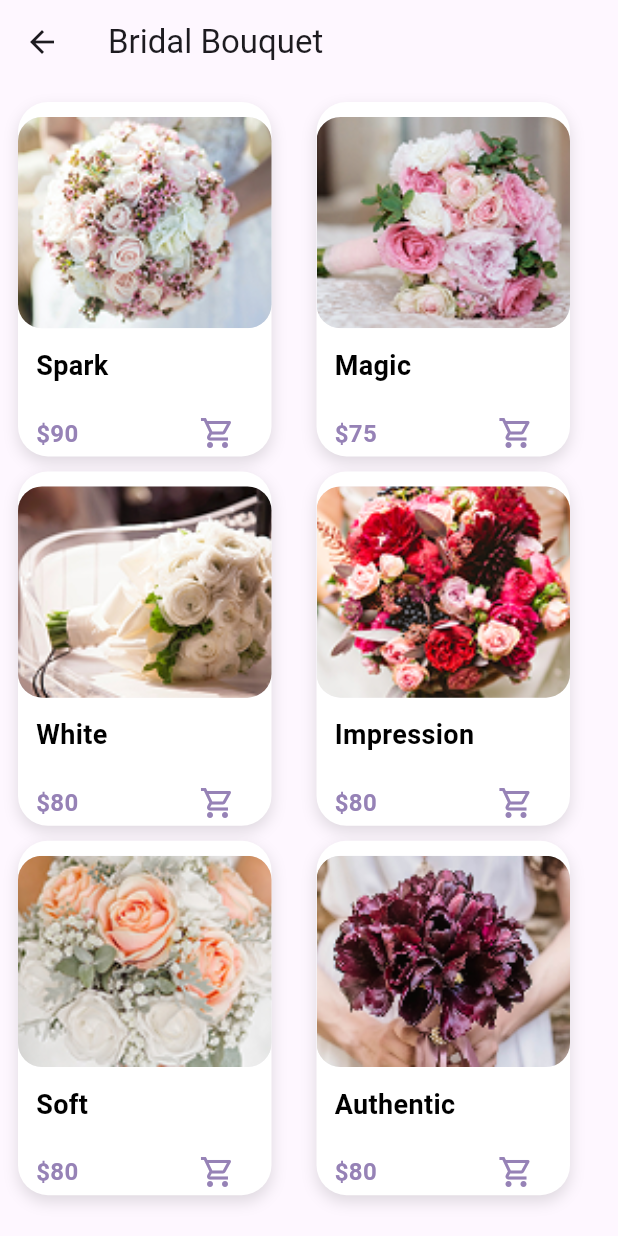
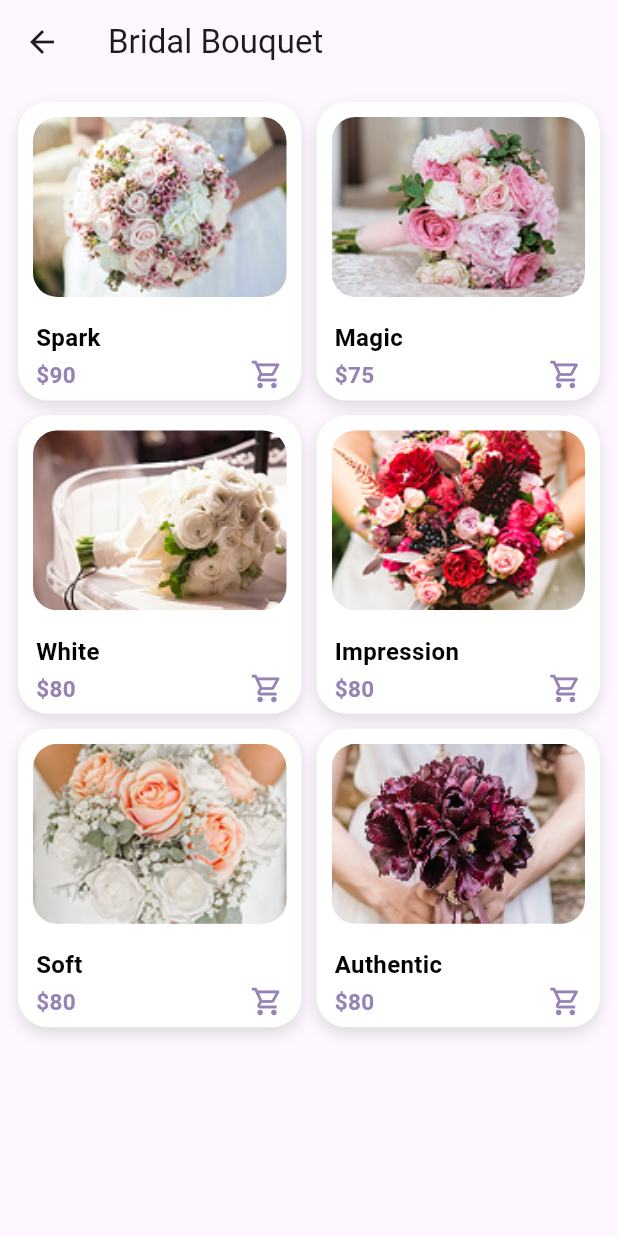
Before and after one commit to aureliazahra/uuk-sems3-flutternav, a Flutter app: the CatalogPage screen opened directly, on a phone screen of 412 x 824 dp. Run offline on Flutter 3.47's test engine with Material 3 defaults, Android fonts, the phone set to English and light mode, and no system bars.

Commit message:
fix catalog page

```diff
--- a/lib/pages/catalog.dart
+++ b/lib/pages/catalog.dart
@@ -15,7 +15,7 @@ class CatalogPage extends StatelessWidget {
           itemCount: products.length,
           gridDelegate: const SliverGridDelegateWithFixedCrossAxisCount(
             crossAxisCount: 2,
-            childAspectRatio: 0.8,
+            childAspectRatio: 0.95, // lebih proporsional
             crossAxisSpacing: 10,
             mainAxisSpacing: 10,
           ),
@@ -31,8 +31,6 @@ class CatalogPage extends StatelessWidget {
                 );
               },
               child: Container(
-                width: 310,
-                margin: const EdgeInsets.only(right: 20),
                 decoration: BoxDecoration(
                   color: Colors.white,
                   borderRadius: BorderRadius.circular(20),
@@ -47,63 +45,57 @@ class CatalogPage extends StatelessWidget {
                 child: Column(
                   crossAxisAlignment: CrossAxisAlignment.start,
                   children: [
-                    const SizedBox(height: 10),
-                    // ⬇️ Container gambar (di tengah, rounded)
-                    AspectRatio(
-                      aspectRatio: 1.2, // biar proporsional
+                    Expanded( // ⬅️ biar gambar menyesuaikan tinggi card
                       child: Container(
-                        width: 290,
-                        height: 200,
+                        margin: const EdgeInsets.all(10),
                         decoration: BoxDecoration(
-                          color: const Color(0xfff3f2f7), // abu lembut
+                          color: const Color(0xfff3f2f7),
                           borderRadius: BorderRadius.circular(16),
                         ),
                         child: ClipRRect(
                           borderRadius: BorderRadius.circular(16),
-                          child: Image.asset(product.image, fit: BoxFit.cover),
+                          child: Image.asset(
+                            product.image,
+                            fit: BoxFit.cover,
+                          ),
                         ),
                       ),
                     ),
-
-                    const SizedBox(height: 12),
-
-                    // ⬇️ Bagian teks dan rating
                     Padding(
-                      padding: const EdgeInsets.symmetric(horizontal: 12),
+                      padding: const EdgeInsets.symmetric(
+                          horizontal: 12, vertical: 6),
                       child: Column(
                         crossAxisAlignment: CrossAxisAlignment.start,
                         children: [
-                          // Nama produk + rating
                           Text(
                             product.name,
                             style: const TextStyle(
-                              fontSize: 18,
+                              fontSize: 16,
                               fontWeight: FontWeight.w600,
                               color: Colors.black,
                             ),
                           ),
-                          const SizedBox(height: 8),
+                          const SizedBox(height: 2),
                           Row(
                             mainAxisAlignment: MainAxisAlignment.spaceBetween,
                             children: [
                               Text(
                                 "\$${product.price.toStringAsFixed(0)}",
                                 style: const TextStyle(
-                                  fontSize: 16,
+                                  fontSize: 15,
                                   fontWeight: FontWeight.w600,
                                   color: Color(0xff9682B6),
                                 ),
                               ),
-                              IconButton(
-                                icon: const Icon(
+                              InkWell(
+                                onTap: () {
+                                  print("Added ${product.name} to cart");
+                                },
+                                child: const Icon(
                                   Icons.shopping_cart_outlined,
                                   color: Color(0xff9682B6),
+                                  size: 22,
                                 ),
-                                onPressed: () {
-                                  // aksi saat tombol troli ditekan
-                                  // contoh: tambahkan ke keranjang
-                                  print("Added ${product.name} to cart");
-                                },
                               ),
                             ],
                           ),
```
